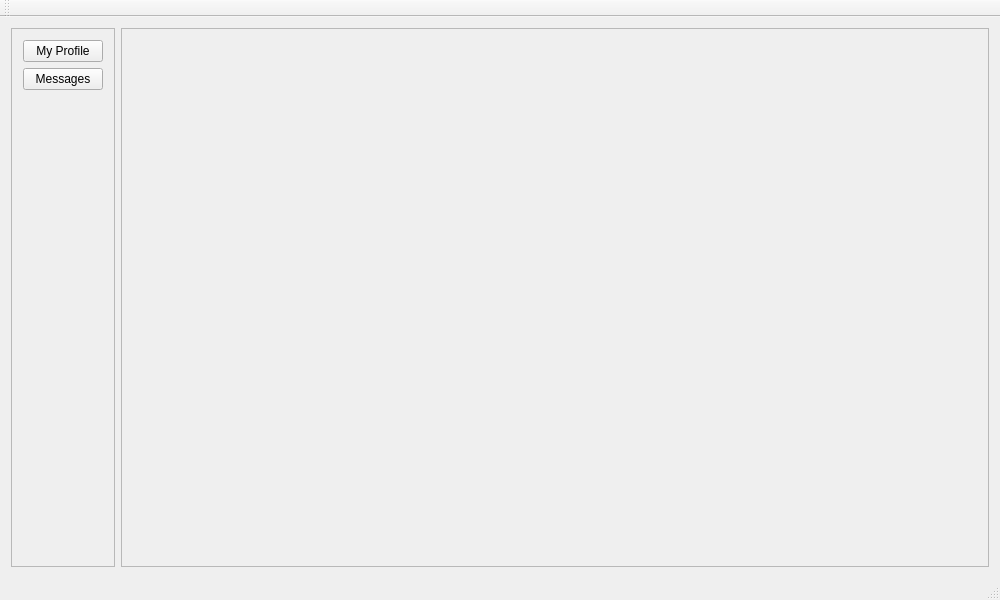
Before: the Qt Designer form forms/FeedWindow.ui in HyprSpark/Social-Media, drawn with Qt 5.
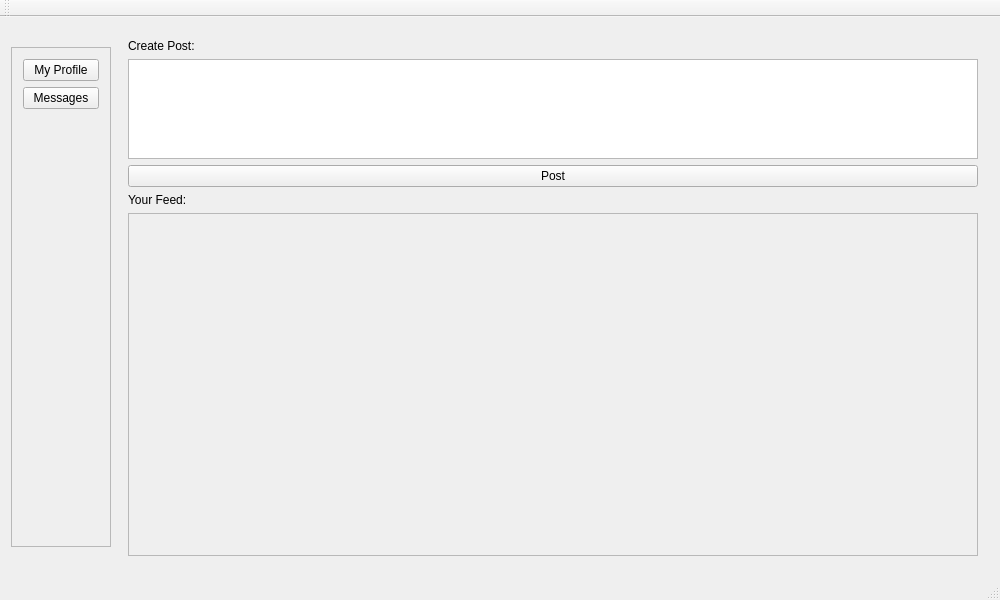
After: the same form once the commit is applied.

Commit message: Made a create post feature. Added post widgets to the feed. Still have a few bugs to fix

Diff of the .ui file:
```diff
--- a/forms/FeedWindow.ui
+++ b/forms/FeedWindow.ui
@@ -29,10 +29,16 @@
    <layout class="QHBoxLayout" name="horizontalLayout">
     <item>
      <widget class="QFrame" name="frame">
+      <property name="minimumSize">
+       <size>
+        <width>100</width>
+        <height>500</height>
+       </size>
+      </property>
       <property name="maximumSize">
        <size>
-        <width>200</width>
-        <height>16777215</height>
+        <width>100</width>
+        <height>500</height>
        </size>
       </property>
       <property name="frameShape">
@@ -73,7 +79,59 @@
      </widget>
     </item>
     <item>
+     <widget class="QWidget" name="widget" native="true">
+      <layout class="QVBoxLayout" name="verticalLayout_2">
+       <item>
+        <widget class="QLabel" name="lblCreatePost">
+         <property name="text">
+          <string>Create Post:</string>
+         </property>
+        </widget>
+       </item>
+       <item>
+        <widget class="QPlainTextEdit" name="newTextPost">
+         <property name="minimumSize">
+          <size>
+           <width>850</width>
+           <height>50</height>
+          </size>
+         </property>
+         <property name="maximumSize">
+          <size>
+           <width>850</width>
+           <height>100</height>
+          </size>
+         </property>
+        </widget>
+       </item>
+       <item>
+        <widget class="QPushButton" name="btnSubmitPost">
+         <property name="text">
+          <string>Post</string>
+         </property>
+        </widget>
+       </item>
+       <item>
+        <widget class="QLabel" name="lblYourFeed">
+         <property name="text">
+          <string>Your Feed:</string>
+         </property>
+        </widget>
+       </item>
+       <item>
      <widget class="QScrollArea" name="scrollArea">
+         <property name="minimumSize">
+          <size>
+           <width>850</width>
+           <height>0</height>
+          </size>
+         </property>
+         <property name="maximumSize">
+          <size>
+           <width>850</width>
+           <height>16777215</height>
+          </size>
+         </property>
       <property name="widgetResizable">
        <bool>true</bool>
       </property>
@@ -82,12 +140,15 @@
         <rect>
          <x>0</x>
          <y>0</y>
-         <width>874</width>
-         <height>520</height>
+            <width>848</width>
+            <height>322</height>
         </rect>
        </property>
        <layout class="QVBoxLayout" name="verticalLayout_3"/>
       </widget>
+        </widget>
+       </item>
+      </layout>
      </widget>
     </item>
    </layout>
```
Left out of the diff: 2 changed lines with no effect on the pictures. Lines whose indentation alone changed are shown as unchanged. The commit also changes 6 other files.
